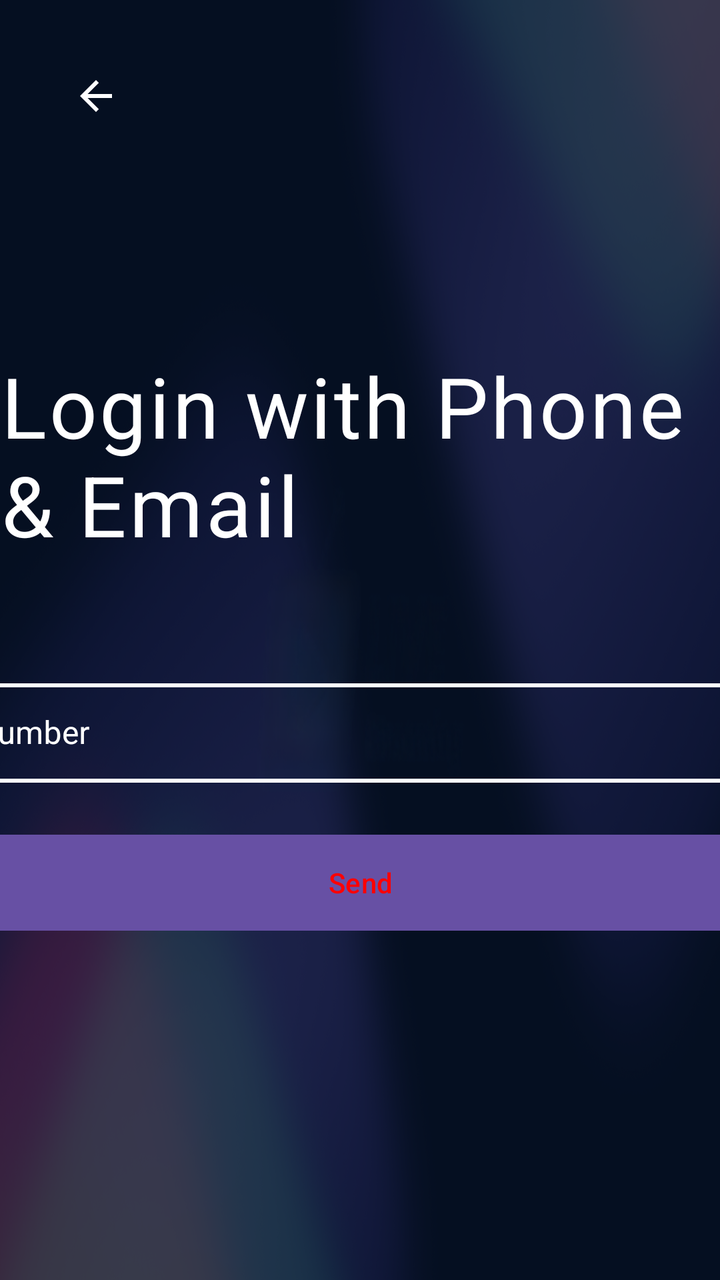
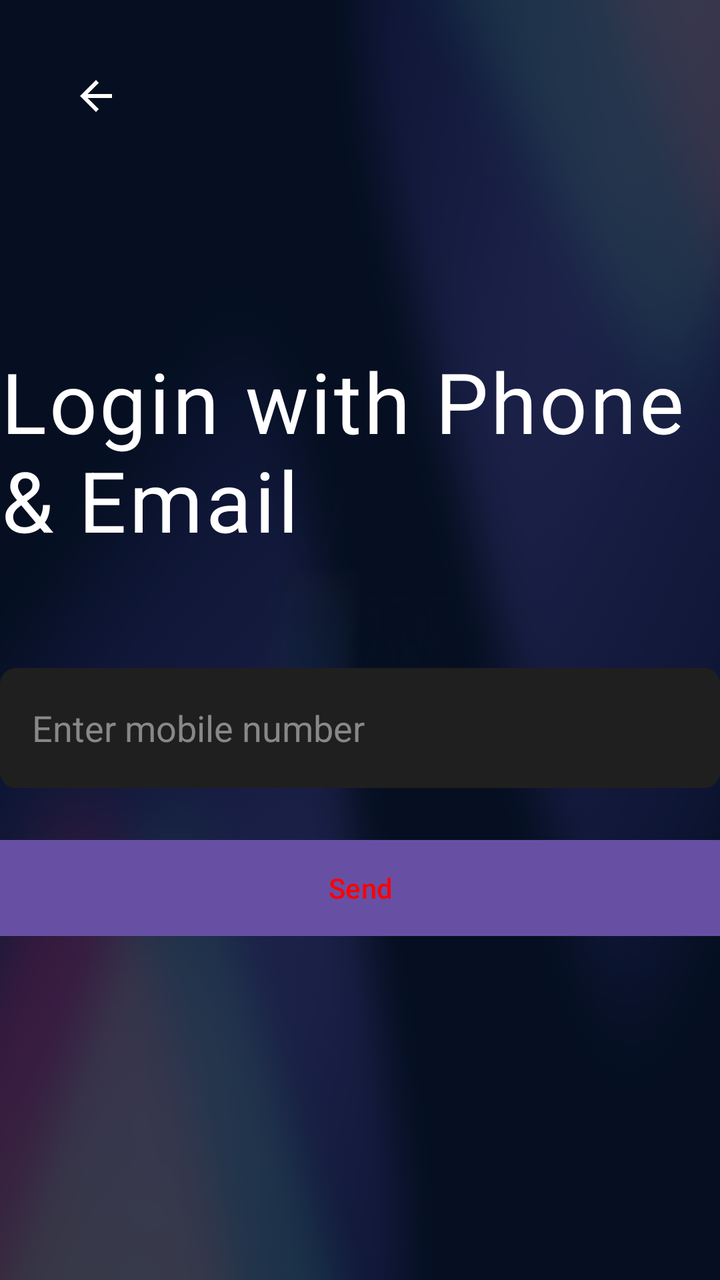

An Android layout rendered at two revisions. The XML below is the earlier revision; the diff shows what the commit changed to produce the second picture.
<!-- AndroidManifest.xml: application theme Theme.LiveStreamingTV -->
<!-- res/layout/fragment_login_wiht_phone_screen.xml -->
<?xml version="1.0" encoding="utf-8"?>
<androidx.constraintlayout.widget.ConstraintLayout xmlns:android="http://schemas.android.com/apk/res/android"
    xmlns:app="http://schemas.android.com/apk/res-auto"
    xmlns:tools="http://schemas.android.com/tools"
    android:layout_width="match_parent"
    android:layout_height="match_parent"
    tools:context=".ui.fragments.common.LoginWihtPhoneScreenFragment">

    
    <ImageButton
        android:id="@+id/btn_back"
        android:layout_width="wrap_content"
        android:layout_height="wrap_content"
        android:layout_marginStart="36dp"
        android:layout_marginTop="36dp"
        android:background="@android:color/transparent"
        android:src="@drawable/ic_arrow_back"
        app:layout_constraintStart_toStartOf="parent"
        app:layout_constraintTop_toTopOf="parent" />

    <androidx.constraintlayout.widget.ConstraintLayout
        android:layout_width="wrap_content"
        android:layout_height="wrap_content"
        app:layout_constraintBottom_toBottomOf="parent"
        app:layout_constraintEnd_toEndOf="parent"
        app:layout_constraintStart_toStartOf="parent"
        app:layout_constraintTop_toTopOf="parent">

        
        <TextView
            android:id="@+id/tv_title"
            style="@style/HeaderText"
            android:layout_width="wrap_content"
            android:layout_height="wrap_content"
            android:text="@string/login_with_phone_email"
            android:textStyle="normal"
            app:layout_constraintBottom_toTopOf="@+id/til_mobile"
            app:layout_constraintEnd_toEndOf="parent"
            app:layout_constraintStart_toStartOf="parent"
            app:layout_constraintTop_toTopOf="parent" />

        
        
        <com.google.android.material.textfield.TextInputLayout
            android:id="@+id/til_mobile"
            style="@style/Widget.MaterialComponents.TextInputLayout.OutlinedBox"
            android:layout_width="600dp"
            android:layout_height="wrap_content"
            android:layout_marginTop="56dp"
            android:hint="@string/enter_mobile_number"
            android:textColorHint="@color/white"
            app:boxStrokeColor="@color/login_input_stroke"
            app:boxStrokeWidth="2dp"
            app:boxStrokeWidthFocused="4dp"
            app:hintTextColor="@color/white"
            app:cursorColor="@color/white"
            app:layout_constraintBottom_toTopOf="@+id/btn_send"
            app:layout_constraintEnd_toEndOf="parent"
            app:layout_constraintStart_toStartOf="parent"
            app:layout_constraintTop_toBottomOf="@+id/tv_title">

            <com.google.android.material.textfield.TextInputEditText
                android:id="@+id/et_mobile"
                android:layout_width="match_parent"
                android:layout_height="wrap_content"
                android:inputType="text"
                android:textColor="@color/white"
                android:padding="14dp" />
        </com.google.android.material.textfield.TextInputLayout>


        
        <Button
            android:id="@+id/btn_send"
            android:layout_width="600dp"
            android:layout_height="wrap_content"
            android:layout_marginTop="26dp"
            android:background="@color/white"
            android:text="@string/send"
            android:textColor="@color/red"
            app:cornerRadius="20dp"
            android:focusable="true"
            android:clickable="true"
            app:layout_constraintEnd_toEndOf="parent"
            app:layout_constraintStart_toStartOf="parent"
            app:layout_constraintTop_toBottomOf="@+id/til_mobile" />

    </androidx.constraintlayout.widget.ConstraintLayout>

</androidx.constraintlayout.widget.ConstraintLayout>
<!-- resources referenced by this layout -->
<resources>
  <color name="red">#FF0000</color>
  <color name="white">#FFFFFF</color>
  <!-- drawable ic_arrow_back (drawable) -->
  <vector xmlns:android="http://schemas.android.com/apk/res/android" android:autoMirrored="true" android:height="24dp" android:tint="#FFFFFF" android:viewportHeight="24" android:viewportWidth="24" android:width="24dp">
        
      <path android:fillColor="@android:color/white" android:pathData="M20,11H7.83l5.59,-5.59L12,4l-8,8 8,8 1.41,-1.41L7.83,13H20v-2z"/>
      
  </vector>
  <string name="enter_mobile_number">Enter mobile number</string>
  <string name="login_with_phone_email">Login with Phone &amp;amp; Email</string>
  <string name="send">Send</string>
  <style name="HeaderText">
          <item name="android:textSize">42sp</item>
          <item name="android:textColor">@color/white</item>
          <item name="android:textStyle">bold</item>
          <item name="android:letterSpacing">0.03</item>
      </style>
  <style name="Theme.LiveStreamingTV" parent="Theme.Material3.DayNight.NoActionBar">
          
          
          <item name="android:windowBackground">@drawable/background_tv</item>
      </style>
  <!-- drawable background_tv: png bitmap (drawable, 769512 bytes) -->
</resources>

<!-- the commit's change to res/layout/fragment_login_wiht_phone_screen.xml (unified diff, before → after) -->
@@ -27,63 +27,53 @@
         app:layout_constraintTop_toTopOf="parent">
 
         
-        <TextView
+        <com.google.android.material.textview.MaterialTextView
             android:id="@+id/tv_title"
             style="@style/HeaderText"
             android:layout_width="wrap_content"
             android:layout_height="wrap_content"
             android:text="@string/login_with_phone_email"
             android:textStyle="normal"
-            app:layout_constraintBottom_toTopOf="@+id/til_mobile"
+            app:layout_constraintBottom_toTopOf="@+id/et_username"
             app:layout_constraintEnd_toEndOf="parent"
             app:layout_constraintStart_toStartOf="parent"
             app:layout_constraintTop_toTopOf="parent" />
 
         
-        
-        <com.google.android.material.textfield.TextInputLayout
-            android:id="@+id/til_mobile"
-            style="@style/Widget.MaterialComponents.TextInputLayout.OutlinedBox"
-            android:layout_width="600dp"
-            android:layout_height="wrap_content"
+        <EditText
+            android:id="@+id/et_username"
+            android:layout_width="0dp"
+            android:layout_height="60dp"
             android:layout_marginTop="56dp"
+            android:layout_marginBottom="24dp"
+            android:background="@drawable/edit_text_background"
             android:hint="@string/enter_mobile_number"
-            android:textColorHint="@color/white"
-            app:boxStrokeColor="@color/login_input_stroke"
-            app:boxStrokeWidth="2dp"
-            app:boxStrokeWidthFocused="4dp"
-            app:hintTextColor="@color/white"
-            app:cursorColor="@color/white"
+            android:inputType="text"
+            android:nextFocusDown="@id/btn_send"
+            android:padding="16dp"
+            android:textColor="#FFFFFF"
+            android:textColorHint="#888888"
+            android:textSize="18sp"
             app:layout_constraintBottom_toTopOf="@+id/btn_send"
             app:layout_constraintEnd_toEndOf="parent"
             app:layout_constraintStart_toStartOf="parent"
-            app:layout_constraintTop_toBottomOf="@+id/tv_title">
-
-            <com.google.android.material.textfield.TextInputEditText
-                android:id="@+id/et_mobile"
-                android:layout_width="match_parent"
-                android:layout_height="wrap_content"
-                android:inputType="text"
-                android:textColor="@color/white"
-                android:padding="14dp" />
-        </com.google.android.material.textfield.TextInputLayout>
-
+            app:layout_constraintTop_toBottomOf="@+id/tv_title" />
 
         
-        <Button
+        <com.google.android.material.button.MaterialButton
             android:id="@+id/btn_send"
             android:layout_width="600dp"
             android:layout_height="wrap_content"
             android:layout_marginTop="26dp"
             android:background="@color/white"
+            android:clickable="true"
+            android:focusable="true"
             android:text="@string/send"
             android:textColor="@color/red"
             app:cornerRadius="20dp"
-            android:focusable="true"
-            android:clickable="true"
             app:layout_constraintEnd_toEndOf="parent"
             app:layout_constraintStart_toStartOf="parent"
-            app:layout_constraintTop_toBottomOf="@+id/til_mobile" />
+            app:layout_constraintTop_toBottomOf="@+id/et_username" />
 
     </androidx.constraintlayout.widget.ConstraintLayout>
 
<!-- resource entries referenced after the edit -->
@@ -2,11 +2,36 @@
 <resources>
   <color name="red">#FF0000</color>
   <color name="white">#FFFFFF</color>
+  <!-- drawable edit_text_background (drawable) -->
+  <?xml version="1.0" encoding="utf-8"?>
+  <selector xmlns:android="http://schemas.android.com/apk/res/android">
+      <item android:state_focused="true">
+          <shape android:shape="rectangle">
+              <solid android:color="#3a3a3a" />
+              <corners android:radius="8dp" />
+              <stroke android:width="2dp" android:color="@color/white_9_percent" />
+          </shape>
+      </item>
+      <item>
+          <shape android:shape="rectangle">
+              <solid android:color="#1f1f1f" />
+              <corners android:radius="8dp" />
+          </shape>
+      </item>
+  </selector>
   <!-- drawable ic_arrow_back (drawable) -->
-  <vector xmlns:android="http://schemas.android.com/apk/res/android" android:autoMirrored="true" android:height="24dp" android:tint="#FFFFFF" android:viewportHeight="24" android:viewportWidth="24" android:width="24dp">
-        
-      <path android:fillColor="@android:color/white" android:pathData="M20,11H7.83l5.59,-5.59L12,4l-8,8 8,8 1.41,-1.41L7.83,13H20v-2z"/>
-      
+  <vector xmlns:android="http://schemas.android.com/apk/res/android"
+      android:width="24dp"
+      android:height="24dp"
+      android:autoMirrored="true"
+      android:tint="#FFFFFF"
+      android:viewportWidth="24"
+      android:viewportHeight="24">
+  
+      <path
+          android:fillColor="@android:color/white"
+          android:pathData="M20,11H7.83l5.59,-5.59L12,4l-8,8 8,8 1.41,-1.41L7.83,13H20v-2z" />
+  
   </vector>
   <string name="enter_mobile_number">Enter mobile number</string>
   <string name="login_with_phone_email">Login with Phone &amp;amp; Email</string>
@@ -19,9 +44,10 @@
       </style>
   <style name="Theme.LiveStreamingTV" parent="Theme.Material3.DayNight.NoActionBar">
           
-          
           <item name="android:windowBackground">@drawable/background_tv</item>
+  
       </style>
+  <color name="white_9_percent">#17FCFCFC</color>
   <!-- drawable background_tv: png bitmap (drawable, 769512 bytes) -->
 </resources>
 
